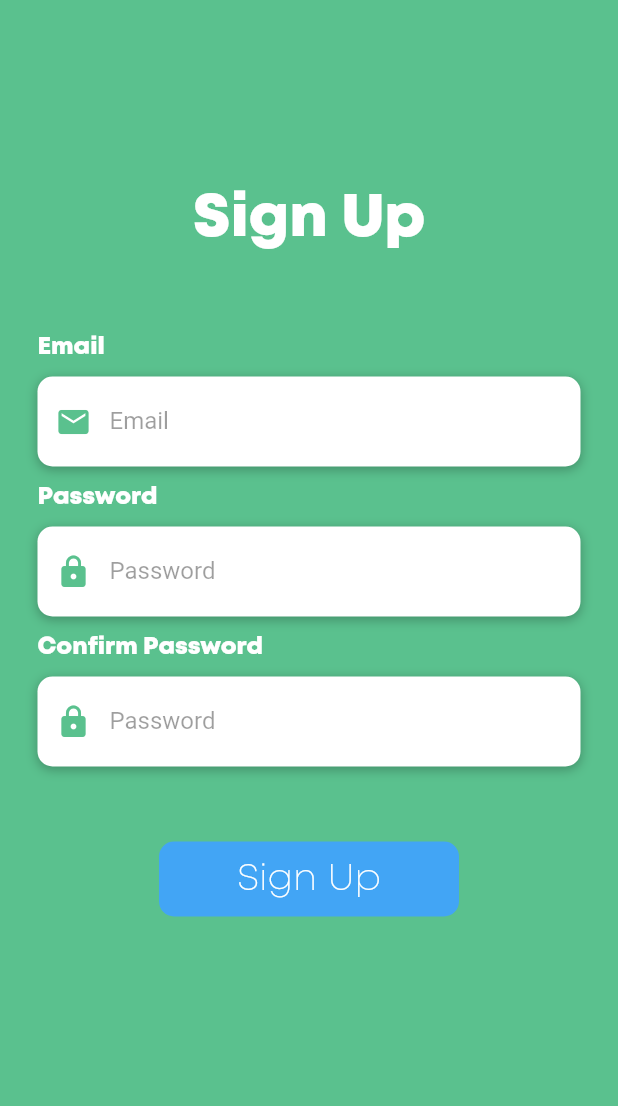
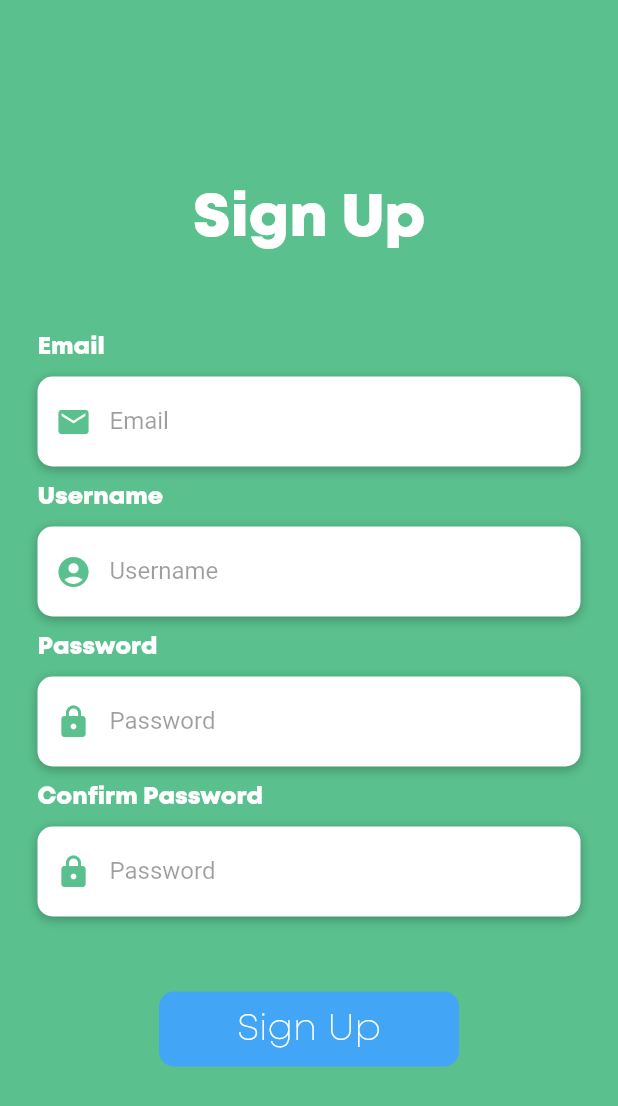
Before and after one commit to InternationalProjectOamk-1/Application, a Flutter app: the screen it shows after launch, after a tap on "Sign Up Now", on a phone screen of 412 x 824 dp. Shown: the top 1106 px of the screen. Run offline on Flutter 3.47's test engine with Material 2 defaults, Android fonts, the phone set to English and light mode, and no system bars.

Commit message:
Added: - Controller for username input - Field for username input

```diff
--- a/lib/views/signup_view.dart
+++ b/lib/views/signup_view.dart
@@ -11,6 +11,7 @@ class SignInScreen extends StatefulWidget {
 
 class _SignInScreenState extends State<SignInScreen> {
   TextEditingController emailController = TextEditingController();
+  TextEditingController usernameController = TextEditingController();
   TextEditingController pwController1 = TextEditingController();
   TextEditingController pwController2 = TextEditingController();
 
@@ -73,6 +74,15 @@ class _SignInScreenState extends State<SignInScreen> {
                     ),
                     const SizedBox(height: 10),
                     buildFields(
+                      controllerType: emailController,
+                      text:'Username',
+                      type: TextInputType.text,
+                      hintText: 'Username',
+                      iconType: Icons.account_circle,
+                      obscure: false,
+                    ),
+                    const SizedBox(height: 10),
+                    buildFields(
                       controllerType: pwController1,
                       text:'Password',
                       type: TextInputType.text,
```
